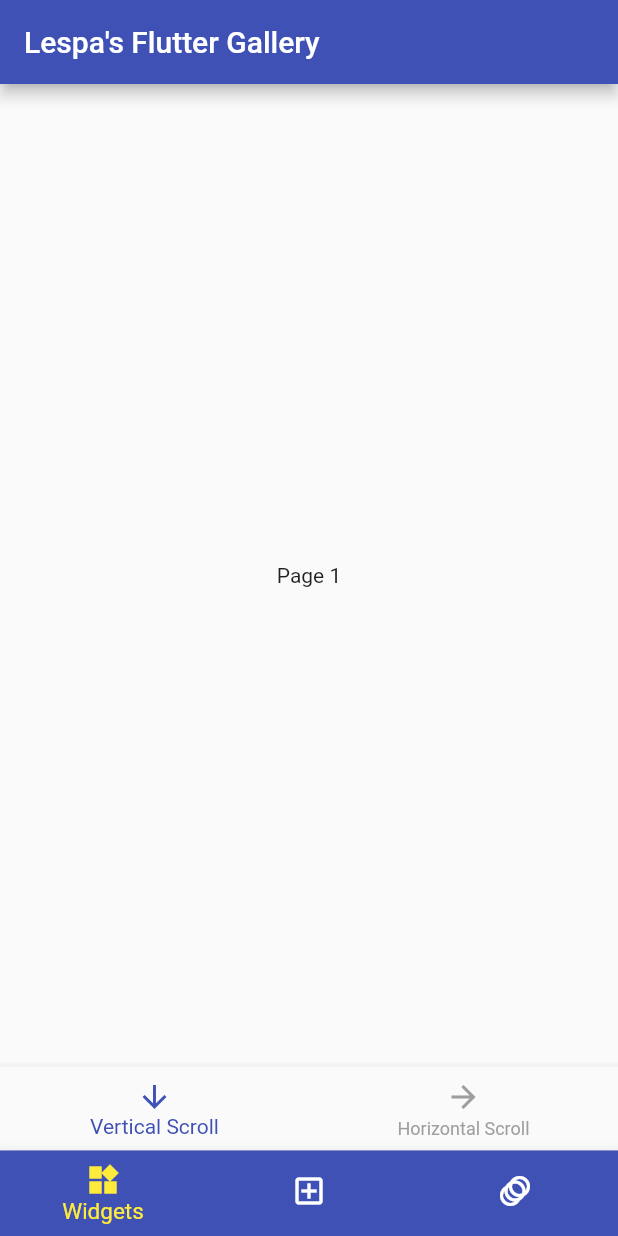
After one commit to MLesky/Lespa-s-Flutter-Gallery, a Flutter app: the PageViewWidgetExample screen opened by its route, on a phone screen of 412 x 824 dp. The commit adds this screen. Run offline on Flutter 3.47's test engine with Material 2 defaults, Android fonts, the phone set to English and light mode, and no system bars; our stand-ins replace accordion, go_router.

Commit message:
pageview

```diff
--- a/lib/main.dart
+++ b/lib/main.dart
@@ -7,6 +7,7 @@ import 'package:my_flutter_gallery/pages/widgets/fade_in_image.dart';
 import 'package:my_flutter_gallery/pages/widgets/hero_widget.dart';
 import 'package:my_flutter_gallery/pages/widgets/layout_builder.dart';
 import 'package:my_flutter_gallery/pages/widgets/opacity_widget.dart';
+import 'package:my_flutter_gallery/pages/widgets/pageview_widget.dart';
 
 import 'components/scaffold_with_bottom_nav_bar.dart';
 
@@ -53,6 +54,8 @@ GoRouter routes = GoRouter(initialLocation: '/widgets', routes: [
               builder: (context, state) => const LayoutWidgetExample()),
           GoRoute(
               path: 'opacity', builder: (context, state) => const OpacityWidget()),
+          GoRoute(
+              path: 'pageview', builder: (context, state) => const PageViewWidgetExample()),
         ],
       ),
       GoRoute(
--- a/lib/pages/widgets.dart
+++ b/lib/pages/widgets.dart
@@ -42,6 +42,7 @@ List<Map<String, String>> mediaExamples = [
 
 List<Map<String, String>> layoutExamples = [
   {'title' : 'Layout Builder', 'path' : '/widgets/layout-builder'},
+  {'title' : 'Page View', 'path' : '/widgets/pageview'},
 ];
 
 List<Map<String, String>> displayExamples = [
--- /dev/null
+++ b/lib/pages/widgets/pageview_widget.dart
@@ -0,0 +1,55 @@
+import 'package:flutter/material.dart';
+
+class PageViewWidgetExample extends StatefulWidget {
+  const PageViewWidgetExample({super.key});
+
+  @override
+  State<PageViewWidgetExample> createState() => _PageViewWidgetExampleState();
+}
+
+class _PageViewWidgetExampleState extends State<PageViewWidgetExample> {
+  @override
+  Widget build(BuildContext context){
+    int currentTap = 0;
+
+    void updateIndex(int index){setState(() => currentTap = index);}
+
+    List pageScreens = [
+      PageView(
+        controller: PageController(initialPage: 0),
+        scrollDirection: Axis.vertical,
+        children: screens,
+      ),
+
+      PageView(
+        controller: PageController(initialPage: 0),
+        scrollDirection: Axis.horizontal,
+        children: screens,
+      ),
+    ];
+
+    return Scaffold(
+      body: pageScreens[currentTap],
+
+      bottomNavigationBar: BottomNavigationBar(
+        currentIndex: currentTap,
+        items: const [
+          BottomNavigationBarItem(icon: Icon(Icons.arrow_downward), label: 'Vertical Scroll'),
+          BottomNavigationBarItem(icon: Icon(Icons.arrow_forward), label: 'Horizontal Scroll'),
+        ],
+        elevation: 5.0,
+        onTap: updateIndex,
+        unselectedItemColor: Colors.grey,
+        selectedItemColor: Colors.indigo,
+      ),
+    );
+  }
+}
+
+List<Widget> screens = const [
+    Center(child: Text("Page 1")),
+    Center(child: Text("Page 2")),
+    Center(child: Text("Page 3")),
+    Center(child: Text("Page 4")),
+    Center(child: Text("Page 5")),
+];
```
Also changed, not shown: lib/pages/widgets/opacity_widget.dart (+25 -9 lines).
